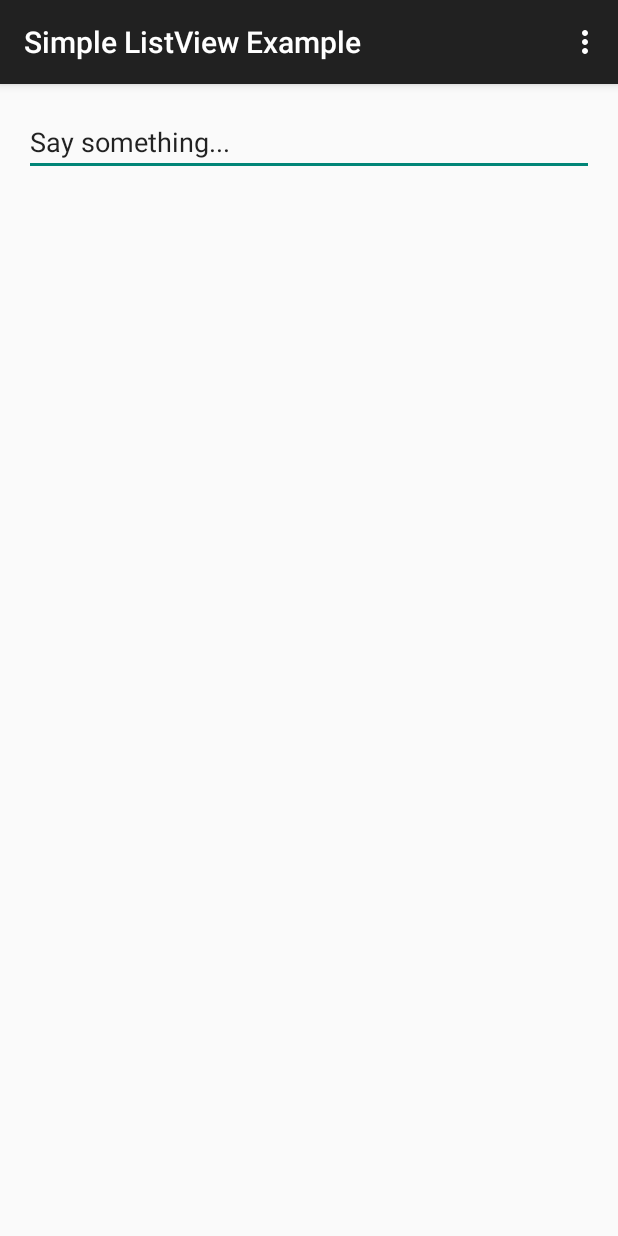
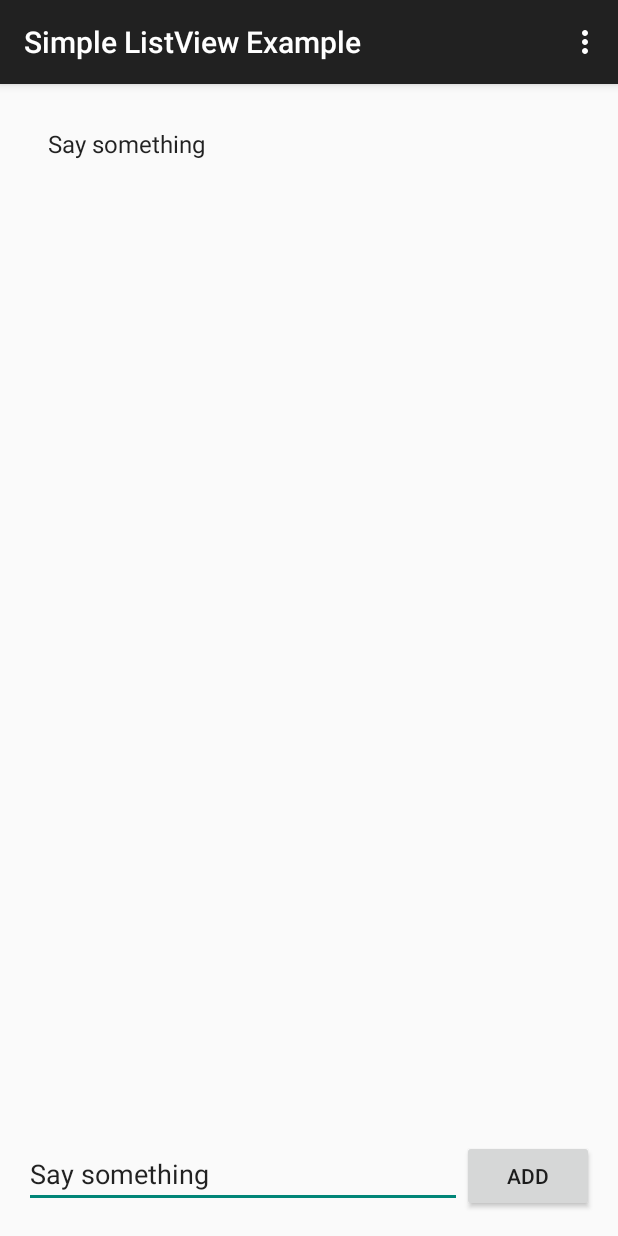
Before and after one commit to rashmimalpande/Simple-ListView-Example-Todo-app-, an Android app: the screen it shows after launch (MainActivity), in the options menu, after a tap on "Settings", on a phone screen of 412 x 824 dp. Run offline under Robolectric (Android 15) with nearby library versions, the phone set to English and light mode, and no system bars.

Commit message:
Add items to the list

```diff
--- a/app/src/main/java/com/example/android/simplelistviewexample/MainActivity.java
+++ b/app/src/main/java/com/example/android/simplelistviewexample/MainActivity.java
@@ -4,6 +4,13 @@ import android.os.Bundle;
 import android.support.v7.app.ActionBarActivity;
 import android.view.Menu;
 import android.view.MenuItem;
+import android.view.View;
+import android.widget.ArrayAdapter;
+import android.widget.Button;
+import android.widget.EditText;
+import android.widget.ListView;
+
+import java.util.ArrayList;
 
 public class MainActivity extends ActionBarActivity {
 
@@ -11,6 +18,24 @@ public class MainActivity extends ActionBarActivity {
     protected void onCreate(Bundle savedInstanceState) {
         super.onCreate(savedInstanceState);
         setContentView(R.layout.activity_main);
+
+        final ArrayList<String> toDo = new ArrayList<>();
+        ListView listView = (ListView) findViewById(R.id.list);
+        final EditText editText = (EditText) findViewById(R.id.text);
+        Button button = (Button) findViewById(R.id.addButton);
+
+        final ArrayAdapter<String> adapter = new ArrayAdapter<String>(this,android.R.layout.simple_list_item_1, toDo);
+        listView.setAdapter(adapter);
+
+        button.setOnClickListener(new View.OnClickListener() {
+            @Override
+            public void onClick(View v) {
+                String item = editText.getText().toString();
+
+                adapter.add(item);
+            }
+        });
+
     }
 
     @Override
--- a/app/src/main/res/layout/activity_main.xml
+++ b/app/src/main/res/layout/activity_main.xml
@@ -17,18 +17,28 @@
 
     </ListView>
 
+    <LinearLayout
+        android:layout_width="match_parent"
+        android:layout_height="wrap_content"
+        android:orientation="horizontal"
+        android:layout_alignParentBottom="true">
+
         <EditText
             android:id="@+id/text"
-        android:text="Say something..."
-        android:layout_width="match_parent"
+            android:text="Say something"
+            android:layout_width="wrap_content"
             android:layout_height="wrap_content"
-        android:layout_below="@+id/list"/>
+            android:layout_weight="1"/>
 
         <Button
             android:text="add"
             android:id="@+id/addButton"
             android:layout_width="wrap_content"
             android:layout_height="wrap_content"
-        android:layout_below="@+id/list"
-        android:layout_toRightOf="@+id/text"/>
+            android:layout_gravity="end"/>
+
+    </LinearLayout>
+
+
+
 </RelativeLayout>
```
Lines whose indentation alone changed are shown as unchanged.
